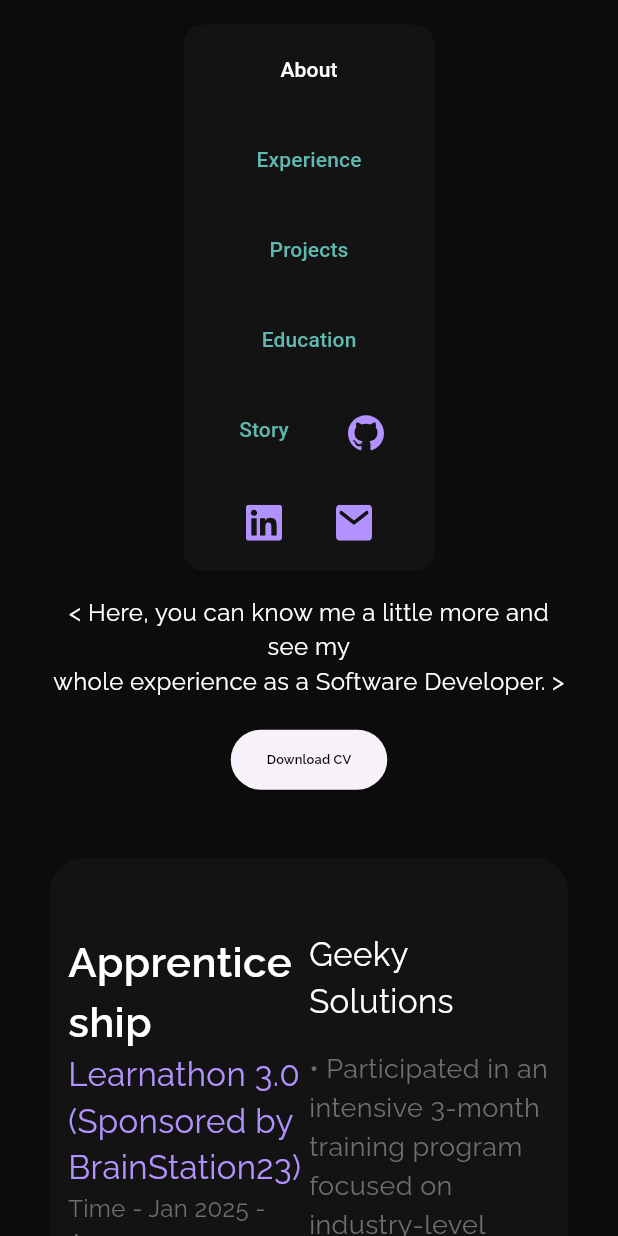
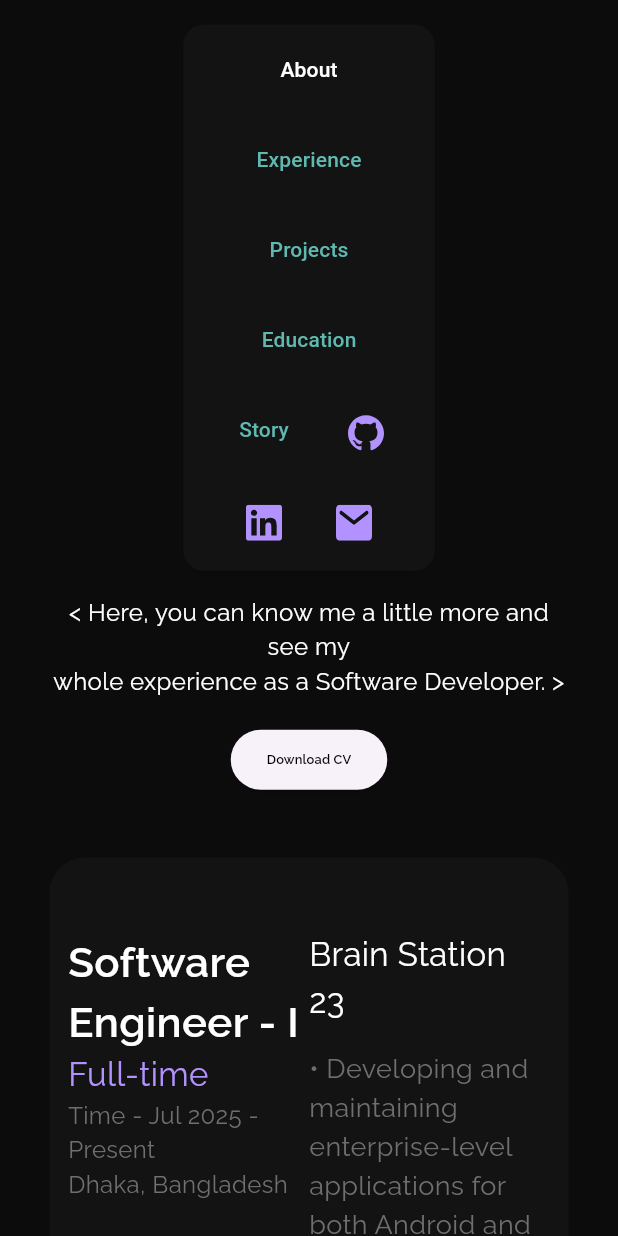
Before and after one commit to mishad01/mishads_codefolio, a Flutter app: the ExperienceView screen opened directly, on a phone screen of 412 x 824 dp. Run offline on Flutter 3.47's test engine with Material 3 defaults, Android fonts, the phone set to English and light mode, and no system bars; our stand-ins replace carousel_slider, flutter_svg, go_router, google_fonts, responsive_sizer, webview_flutter.

Commit message:
feat: update experience

```diff
--- a/lib/data/experience_data.dart
+++ b/lib/data/experience_data.dart
@@ -4,6 +4,20 @@
 
 class ExperienceData with ChangeNotifier {
   final List<ExperienceModel> _experienceData = [
+    ExperienceModel(
+      compnayName: 'Brain Station 23',
+      position: 'Software Engineer - I',
+      type: 'Full-time',
+      time: 'Jul 2025 - Present',
+      description:
+          '• Developing and maintaining enterprise-level applications for both Android and iOS platforms.\n'
+          '• Delivering robust and scalable solutions following clean architecture principles.\n'
+          '• Collaborating with cross-functional teams to publish and manage apps on the Google Play Store and Apple App Store.\n'
+          '• Participating in code reviews and mentoring team members on best practices.',
+      skills:
+          'Flutter / Dart / Clean Architecture / App Store Deployment / Play Store Deployment / Git / Team Collaboration',
+      location: 'Dhaka, Bangladesh',
+    ),
     ExperienceModel(
       compnayName: 'Geeky Solutions',
       position: 'Apprenticeship',
```
